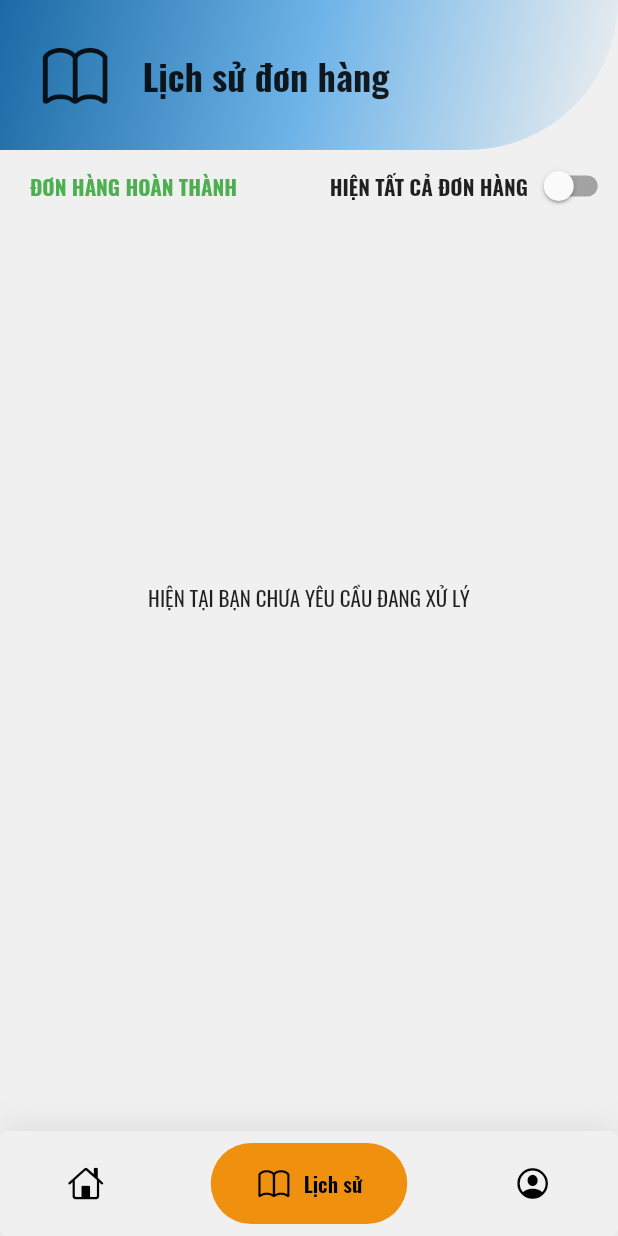
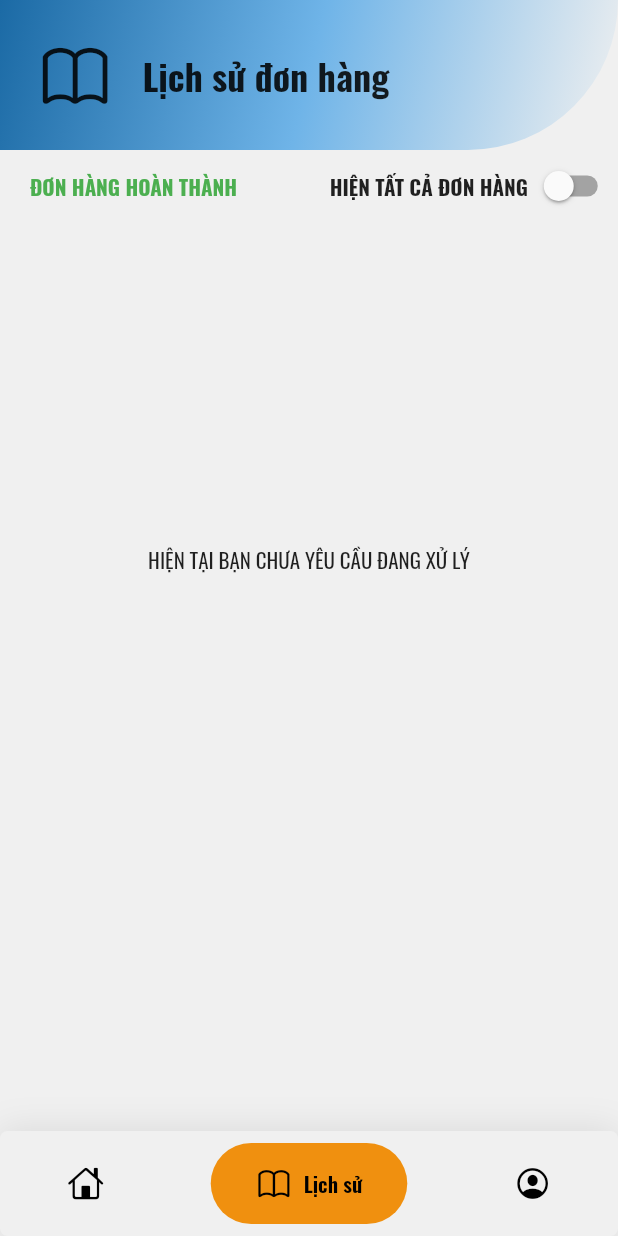
Before and after one commit to DangDDT/iRepair, a Flutter app: the App screen opened by its route, swiped to page 2, on a phone screen of 412 x 824 dp. Run offline on Flutter 3.47's test engine with Material 2 defaults, Android fonts, the phone set to English and light mode, and no system bars; drawn by our look-alikes of google_nav_bar; our stand-ins replace cloud_firestore, firebase_auth, firebase_core, firebase_storage, flutter_dotenv, flutter_image_slideshow and 8 more; accounts and stored records are empty; network calls fail.

Commit message:
[DangDDT] commit

```diff
--- a/i_repair/lib/Services/api.services.dart
+++ b/i_repair/lib/Services/api.services.dart
@@ -53,7 +53,7 @@ class APIServices {
     String? token = await getToken();
     if (token == null) return null;
     final response = await http
-        .get(Uri.parse("$endpoint/api/v1.0/majors?status=1"), headers: {
+        .get(Uri.parse("$endpoint/api/v1.0/majors?status=0"), headers: {
       "Authorization": 'Bearer $token',
       "content-type": "application/json"
     });
--- a/i_repair/lib/Views/Screens/Client/Home/widgets/processing-booking.dart
+++ b/i_repair/lib/Views/Screens/Client/Home/widgets/processing-booking.dart
@@ -228,14 +228,16 @@ class ProcessingBooking extends StatelessWidget {
                 Container(
                   padding: EdgeInsets.only(left: 30),
                   child: Row(
+                    crossAxisAlignment: CrossAxisAlignment.start,
                     children: [
                       Container(
                         child: Text("TRẠNG THÁI: ",
                             style: TextStyle(fontWeight: FontWeight.bold)),
                       ),
                       Container(
+                        width: 200,
                         child: Text(
-                            "Đang trì hoãn do ${orderDetail.order.pendingReason.toString().toLowerCase()}",
+                            "Đang trì hoãn do ${orderDetail.order.pendingReason.toString().toLowerCase().replaceAll("tôi", "thợ")}",
                             style: TextStyle(
                                 color: Colors.orange,
                                 fontWeight: FontWeight.bold)),
--- a/i_repair/lib/Views/Screens/Client/MyBooking/booking.dart
+++ b/i_repair/lib/Views/Screens/Client/MyBooking/booking.dart
@@ -133,7 +133,7 @@ class _BookingScreenState extends State<BookingScreen> {
         ],
       ),
       Container(
-        height: 500,
+        height: 450,
         child: (orderBloc.isLoading)
             ? Container(
                 height: 500,
```
